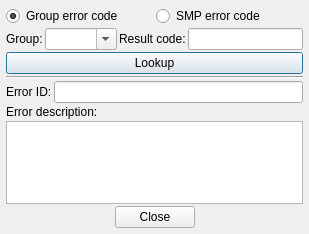
Old version of the form plugins/mcumgr/error_lookup.ui in the repository thedjnK/AuTerm.
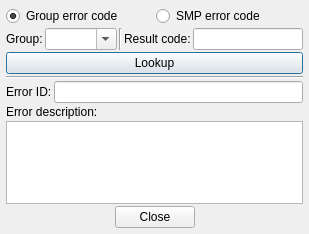
New version of the form.

Commit message: plugins: mcumgr: add error lookup form (implemented a long time ago) open button, move retry and timeout values to transports, misc. UI tidy

Diff of the .ui file:
```diff
--- a/plugins/mcumgr/error_lookup.ui
+++ b/plugins/mcumgr/error_lookup.ui
@@ -58,20 +58,6 @@
      <property name="spacing">
       <number>2</number>
      </property>
-     <item row="0" column="2">
-      <widget class="QLabel" name="label_2">
-       <property name="text">
-        <string>Result code:</string>
-       </property>
-      </widget>
-     </item>
-     <item row="0" column="1">
-      <widget class="QComboBox" name="combo_group">
-       <property name="editable">
-        <bool>true</bool>
-       </property>
-      </widget>
-     </item>
      <item row="0" column="0">
       <widget class="QLabel" name="label">
        <property name="text">
@@ -79,8 +65,36 @@
        </property>
       </widget>
      </item>
+     <item row="0" column="4">
+      <widget class="QLineEdit" name="edit_rc">
+       <property name="inputMethodHints">
+        <set>Qt::InputMethodHint::ImhDigitsOnly</set>
+       </property>
+       <property name="maxLength">
+        <number>5</number>
+       </property>
+      </widget>
+     </item>
+     <item row="0" column="1">
+      <widget class="QComboBox" name="combo_group">
+       <property name="editable">
+        <bool>true</bool>
+       </property>
+      </widget>
+     </item>
      <item row="0" column="3">
-      <widget class="QLineEdit" name="edit_rc"/>
+      <widget class="QLabel" name="label_2">
+       <property name="text">
+        <string>Result code:</string>
+       </property>
+      </widget>
+     </item>
+     <item row="0" column="2">
+      <widget class="Line" name="line_2">
+       <property name="orientation">
+        <enum>Qt::Orientation::Vertical</enum>
+       </property>
+      </widget>
      </item>
     </layout>
    </item>
```
Left out of the diff: 8 changed lines with no effect on the pictures. The commit also changes 8 other files.
